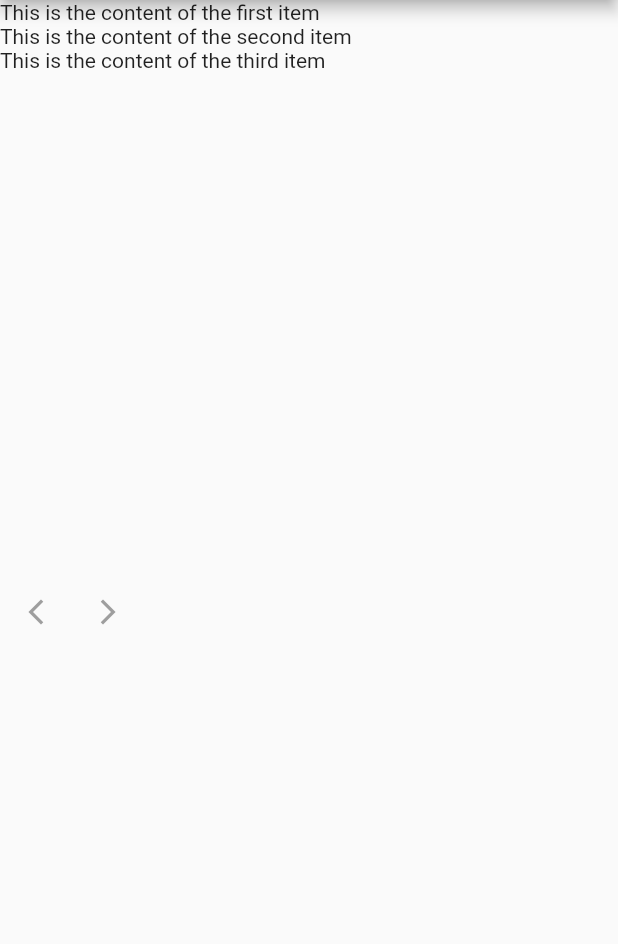
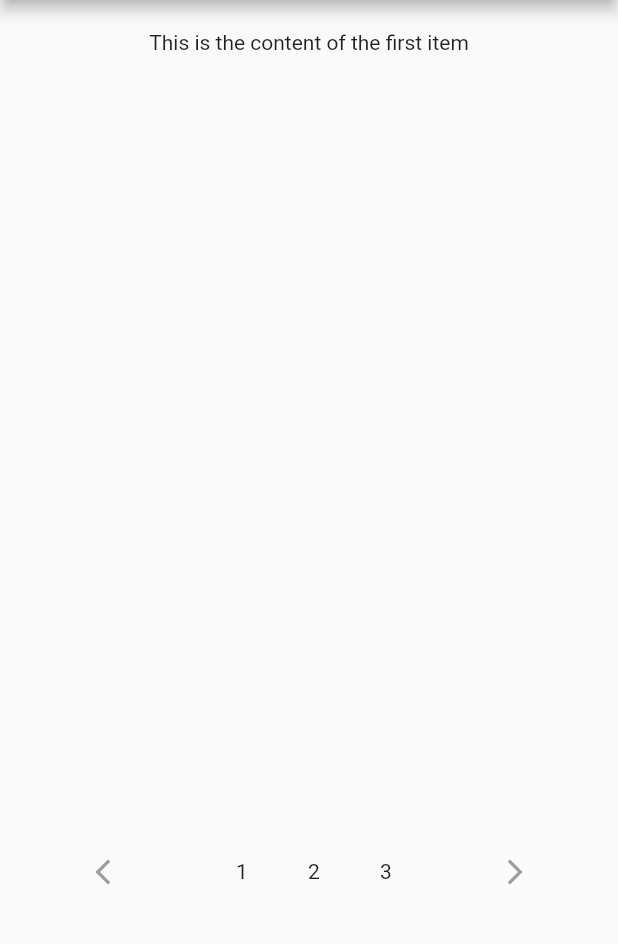
Before and after one commit to hssnhlim/pageWidget, a Flutter app: the screen it shows after launch, on a phone screen of 412 x 824 dp, the part 84-1028 px from its top. Run offline on Flutter 3.47's test engine with Material 2 defaults, Android fonts, the phone set to English and light mode, and no system bars.

Commit message:
Incr n decr index when clicked next n prev page

```diff
--- a/lib/button_widget.dart
+++ b/lib/button_widget.dart
@@ -3,11 +3,11 @@ import 'package:flutter/material.dart';
 class ButtonWidget extends StatelessWidget {
   const ButtonWidget({super.key, this.widget, this.func});
   final Widget? widget;
-  final Function? func;
+  final VoidCallback? func;
   @override
   Widget build(BuildContext context) {
     return IconButton(
-      onPressed: () => func,
+      onPressed: func,
       icon: widget!,
       splashRadius: 20,
     );
--- a/lib/page_bar_widget.dart
+++ /dev/null
@@ -1,45 +0,0 @@
-import 'package:flutter/foundation.dart';
-import 'package:flutter/material.dart';
-import 'package:page_widget/button_widget.dart';
-
-class PageBarWidget extends StatelessWidget {
-  const PageBarWidget({super.key});
-
-  @override
-  Widget build(BuildContext context) {
-    return Scaffold(
-      body: Row(
-        children: [
-          ButtonWidget(
-            widget: const Icon(
-              Icons.arrow_back_ios_new,
-              color: Colors.grey,
-              size: 20,
-            ),
-            func: () => previousPage(),
-          ),
-          ButtonWidget(
-            widget: const Icon(
-              Icons.arrow_forward_ios,
-              color: Colors.grey,
-              size: 20,
-            ),
-            func: () => nextPage(),
-          )
-        ],
-      ),
-    );
-  }
-
-  void previousPage() {
-    if (kDebugMode) {
-      print('Previous Page Clicked!');
-    }
-  }
-
-  void nextPage() {
-    if (kDebugMode) {
-      print('Next Page Clicked!');
-    }
-  }
-}
--- a/lib/page_widget.dart
+++ b/lib/page_widget.dart
@@ -1,6 +1,7 @@
+import 'package:flutter/foundation.dart';
 import 'package:flutter/material.dart';
-import 'package:page_widget/page_bar_widget.dart';
 
+import 'button_widget.dart';
 import 'data.dart';
 
 class PageWidget extends StatefulWidget {
@@ -11,6 +12,27 @@ class PageWidget extends StatefulWidget {
 }
 
 class _PageWidgetState extends State<PageWidget> {
+  // Set default index to 0
+  int selectedIndex = 0;
+
+  void previousPage() {
+    setState(() {
+      selectedIndex = (selectedIndex - 1) % myList.length;
+      if (kDebugMode) {
+        print(selectedIndex);
+      }
+    });
+  }
+
+  void nextPage() {
+    setState(() {
+      selectedIndex = (selectedIndex + 1) % myList.length;
+      if (kDebugMode) {
+        print(selectedIndex);
+      }
+    });
+  }
+
   @override
   Widget build(BuildContext context) {
     return Scaffold(
@@ -19,16 +41,58 @@ class _PageWidgetState extends State<PageWidget> {
       ),
       body: Column(
         children: [
+          const SizedBox(
+            height: 20,
+          ),
           Expanded(
             child: ListView.builder(
-              shrinkWrap: true,
-              itemCount: myList.length,
+              // Display only 1 item from the myList
+              itemCount: 1,
               itemBuilder: (context, index) {
-                return Text(myList[index]['content']);
+                return Center(child: Text(myList[selectedIndex]['content']));
               },
             ),
           ),
-          const Expanded(child: PageBarWidget()),
+          Expanded(
+            child: Row(
+              children: [
+                Expanded(
+                  child: ButtonWidget(
+                    widget: const Icon(
+                      Icons.arrow_back_ios_new,
+                      color: Colors.grey,
+                      size: 20,
+                    ),
+                    func: () => previousPage(),
+                  ),
+                ),
+                Expanded(
+                  child: ListView.builder(
+                    physics: const NeverScrollableScrollPhysics(),
+                    scrollDirection: Axis.horizontal,
+                    shrinkWrap: true,
+                    itemCount: myList.length,
+                    itemBuilder: (context, index) {
+                      return ButtonWidget(
+                        widget: Text(myList[index]['page'].toString()),
+                        func: () => nextPage(),
+                      );
+                    },
+                  ),
+                ),
+                Expanded(
+                  child: ButtonWidget(
+                    widget: const Icon(
+                      Icons.arrow_forward_ios,
+                      color: Colors.grey,
+                      size: 20,
+                    ),
+                    func: () => nextPage(),
+                  ),
+                )
+              ],
+            ),
+          ),
         ],
       ),
     );
```
